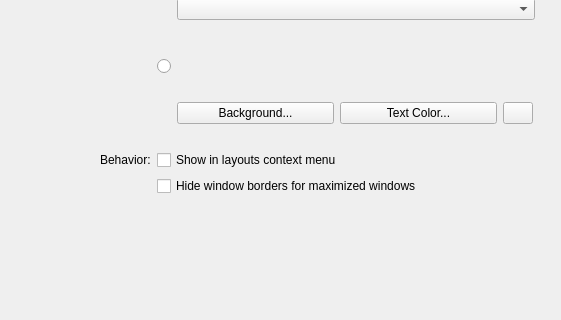
Above: app/settings/detailsdialog/detailsdialog.ui from KDE/latte-dock before the change; both pictures show x 0 to 561 and y 193 to 513 of the 561 by 615 pixel window. Below: the same form after it.
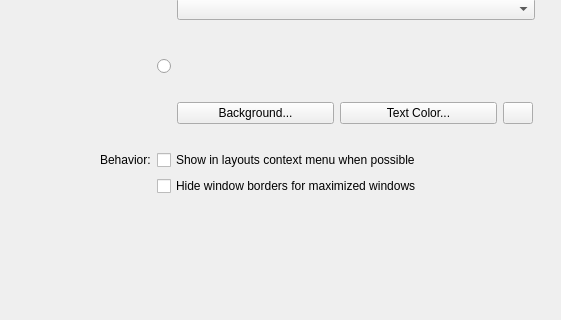
That is the form after the change. Icons and pictures are not drawn. Custom widgets are drawn as their Qt base class.

Commit message: improve text string in details window

```diff
--- a/app/settings/detailsdialog/detailsdialog.ui
+++ b/app/settings/detailsdialog/detailsdialog.ui
@@ -516,7 +516,7 @@
             </size>
            </property>
            <property name="text">
-            <string>Show in layouts context menu</string>
+            <string>Show in layouts context menu when possible</string>
            </property>
           </widget>
          </item>
```
